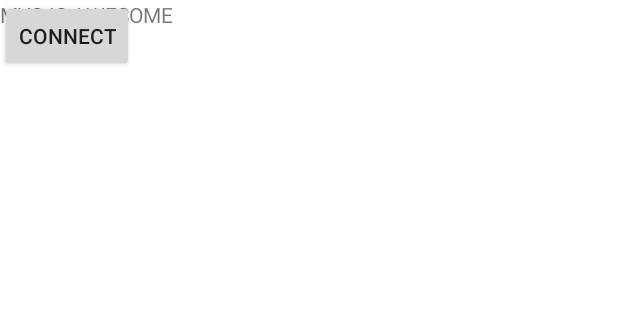
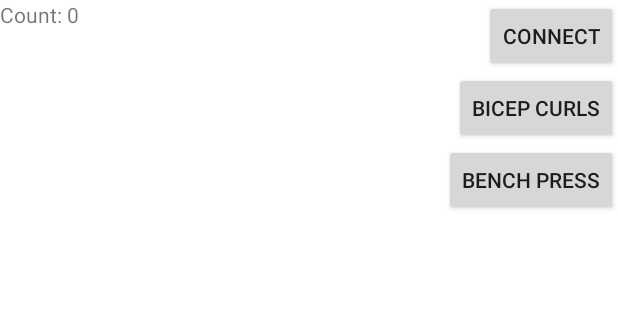
Before and after one commit to tomasro27/Myo-Personal-Trainer, an Android app: the screen it shows after launch (MainActivity), on a phone screen of 412 x 824 dp, the part 168-488 px from its top. Run offline under Robolectric (Android 15) with nearby library versions, the phone set to English and light mode, and no system bars; libraries missing offline, so code that uses them is left out: com.thalmic.myo; 4 statements that could not run were skipped.

Commit message:
Exercise Extensibility

```diff
--- a/app/src/main/java/hackatbrown/com/myopersonaltrainer/MyoFragment.java
+++ b/app/src/main/java/hackatbrown/com/myopersonaltrainer/MyoFragment.java
@@ -1,7 +1,6 @@
 package hackatbrown.com.myopersonaltrainer;
 
 import android.app.Activity;
-import android.net.Uri;
 import android.os.Bundle;
 import android.support.v4.app.Fragment;
 import android.util.Log;
@@ -13,9 +12,6 @@ import android.widget.TextView;
 
 import android.content.Context;
 import android.content.Intent;
-import android.media.AudioManager;
-import android.view.Menu;
-import android.view.MenuItem;
 
 
 import com.thalmic.myo.AbstractDeviceListener;
@@ -28,26 +24,32 @@ import com.thalmic.myo.scanner.ScanActivity;
 
 public class MyoFragment extends Fragment {
 
-    TextView myoTextView;
-    Activity activity;
+    TextView _myoTextView;
+    Activity _activity;
     Button connectButton;
+    int _curl_count = 0;
+    int _exercise = -1;
+
 
     private DeviceListener mListener = new AbstractDeviceListener() {
-        int curl_count = 0;
+//        int _curl_count = 0;
         boolean bottom = false;
         boolean top = false;
         boolean fist = false;
         long oldtime = 0;
+        Myo _myo;
 
         @Override
         public void onConnect(Myo myo, long timestamp) {
             //Toast.makeText(mContext, "Myo Connected!", Toast.LENGTH_SHORT).show();
+            _myo = myo;
             Log.d("pose", "connected");
         }
 
         @Override
         public void onDisconnect(Myo myo, long timestamp) {
             //Toast.makeText(mContext, "Myo Disconnected!", Toast.LENGTH_SHORT).show();
+            _myo = null;
             Log.d("pose", "disconnected");
         }
 
@@ -62,10 +64,14 @@ public class MyoFragment extends Fragment {
             oldtime = timestamp;
             switch (pose) {
                 case UNKNOWN:
+//                    _myo.notifyUserAction();
                     fist = false;
                     break;
                 case FIST:
+                    if (!fist) {
+                        _myo.notifyUserAction();
                         fist = true;
+                    }
                     break;
                 case FINGERS_SPREAD:
                     fist = false;
@@ -88,13 +94,13 @@ public class MyoFragment extends Fragment {
             float pitch = (float) Math.toDegrees(Quaternion.pitch(rotation));
             float yaw = (float) Math.toDegrees(Quaternion.yaw(rotation));
 
-            Log.i("orientation", "timestamp: " + timestamp + " pitch: " + pitch + " fist: " + fist + " count: " + curl_count);
-//            Log.i("orientation", "yaw: " + yaw);
+            Log.i("orientation", "pitch: " + pitch + " fist: " + fist + " count: " + _curl_count);
 
             if (!fist) {
                 return;
             }
-
+            switch(_exercise) {
+                case ExerciseVariables.BICEP_CURLS:
                     if (pitch >= 45) {
                         bottom = true;
                     } else if (pitch <= -45) {
@@ -102,9 +108,13 @@ public class MyoFragment extends Fragment {
                     }
 
                     if (pitch <= -45 & top & bottom) {
-                curl_count++;
+                        _curl_count++;
+                        updateCount();
                         top = false;
                         bottom = false;
+                    }
+                case ExerciseVariables.BENCH_PRESS:
+
             }
         }
     };
@@ -118,31 +128,29 @@ public class MyoFragment extends Fragment {
     @Override
     public void onCreate(Bundle savedInstanceState) {
         super.onCreate(savedInstanceState);
+
+        _activity = this.getActivity();
+        Hub hub = Hub.getInstance();
+        if (!hub.init(_activity)) {
+            Log.e("test", "Could not initialize the Hub.");
+            _activity.finish();
+            return;
+        }
+        hub.setLockingPolicy(Hub.LockingPolicy.NONE);
+
+        hub.addListener(mListener);
     }
 
     @Override
     public View onCreateView(LayoutInflater inflater, ViewGroup container,
                              Bundle savedInstanceState) {
-
-        activity = this.getActivity();
-        Hub hub = Hub.getInstance();
-        if (!hub.init(activity)) {
-            Log.e("test", "Could not initialize the Hub.");
-            activity.finish();
-            return null;
-        }
-        hub.setLockingPolicy(Hub.LockingPolicy.NONE);
-        Log.i("test", "reaches");
-
-        hub.addListener(mListener);
-        Log.i("test", "reaches after hub");
-
-
         // Inflate the layout for this fragment
         View v = inflater.inflate(R.layout.fragment_myo, container, false);
 
-        myoTextView = (TextView) v.findViewById(R.id.myoTextView);
-        myoTextView.setText("MYO IS AWESOME");
+        _myoTextView = (TextView) v.findViewById(R.id.myoTextView);
+        _myoTextView.setText("Count: " + _curl_count);
+
+        // myo connect button
         connectButton = (Button) v.findViewById(R.id.button_connect);
         connectButton.setOnClickListener(new View.OnClickListener() {
             @Override
@@ -151,15 +159,48 @@ public class MyoFragment extends Fragment {
             }
         });
 
+        // bicep curl button
+        connectButton = (Button) v.findViewById(R.id.bicep_curls_button);
+        connectButton.setOnClickListener(new View.OnClickListener() {
+            @Override
+            public void onClick(View v) {
+                doBicepCurls();
+            }
+        });
+
+        // bench press button
+        connectButton = (Button) v.findViewById(R.id.bench_press_button);
+        connectButton.setOnClickListener(new View.OnClickListener() {
+            @Override
+            public void onClick(View v) {
+                doBenchPress();
+            }
+        });
+
+
         return v;
     }
 
-
     public void connect(View view){
-        Context context = activity.getApplicationContext();
+        Context context = _activity.getApplicationContext();
         Intent intent = new Intent(context, ScanActivity.class);
         startActivity(intent);
         Log.d("test",  "done with scan activity");
     }
 
+    public void updateCount() {
+        _myoTextView = (TextView)  _activity.findViewById(R.id.myoTextView);
+        _myoTextView.setText("Count: " + _curl_count);
     }
+
+    public void doBicepCurls() {
+        _exercise = ExerciseVariables.BICEP_CURLS;
+    }
+
+    public void doBenchPress() {
+        _exercise = ExerciseVariables.BENCH_PRESS;
+    }
+
+    // set other options for other exercises
+
+}
--- a/app/src/main/res/layout/fragment_myo.xml
+++ b/app/src/main/res/layout/fragment_myo.xml
@@ -1,4 +1,4 @@
-<FrameLayout xmlns:android="http://schemas.android.com/apk/res/android"
+<RelativeLayout xmlns:android="http://schemas.android.com/apk/res/android"
     xmlns:tools="http://schemas.android.com/tools" android:layout_width="match_parent"
     android:layout_height="match_parent"
     tools:context="hackatbrown.com.myopersonaltrainer.MyoFragment">
@@ -15,6 +15,22 @@
         android:layout_height="wrap_content"
         android:id="@+id/button_connect"
         android:layout_alignParentRight="true"
-        android:text="connect"/>
+        android:text="Connect"/>
 
-</FrameLayout>
+    <Button
+        android:layout_width="wrap_content"
+        android:layout_height="wrap_content"
+        android:id="@+id/bicep_curls_button"
+        android:layout_alignParentRight="true"
+        android:text="Bicep Curls"
+        android:layout_below="@+id/button_connect"/>
+
+    <Button
+        android:layout_width="wrap_content"
+        android:layout_height="wrap_content"
+        android:id="@+id/bench_press_button"
+        android:layout_alignParentRight="true"
+        android:text="Bench Press"
+        android:layout_below="@+id/bicep_curls_button"/>
+
+</RelativeLayout>
```
Also changed, not shown: app/src/main/java/hackatbrown/com/myopersonaltrainer/ExerciseVariables.java (added, +9 -0 lines). Lines whose indentation alone changed are shown as unchanged.
